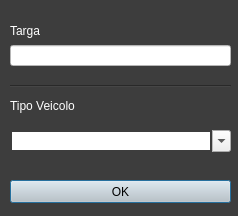
Before: the Qt Designer form NuovoVeicolo.ui in riccardomalpiedi/parcheggio, drawn with Qt 5.
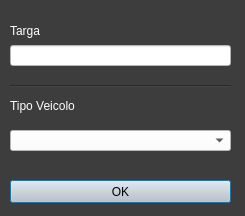
After: the same form once the commit is applied.

What changed in the file:
```diff
--- a/NuovoVeicolo.ui
+++ b/NuovoVeicolo.ui
@@ -6,7 +6,7 @@
    <rect>
     <x>0</x>
     <y>0</y>
-    <width>238</width>
+    <width>245</width>
     <height>216</height>
    </rect>
   </property>
@@ -110,14 +110,17 @@
      <x>10</x>
      <y>130</y>
      <width>221</width>
-     <height>22</height>
+     <height>21</height>
     </rect>
    </property>
-   <property name="editable">
-    <bool>true</bool>
+   <property name="font">
+    <font>
+     <pointsize>14</pointsize>
+    </font>
    </property>
-   <property name="frame">
-    <bool>false</bool>
+   <property name="styleSheet">
+    <string notr="true">background-color: rgb(255, 255, 255);
+color: rgb(0, 0, 0);</string>
    </property>
   </widget>
  </widget>
```
